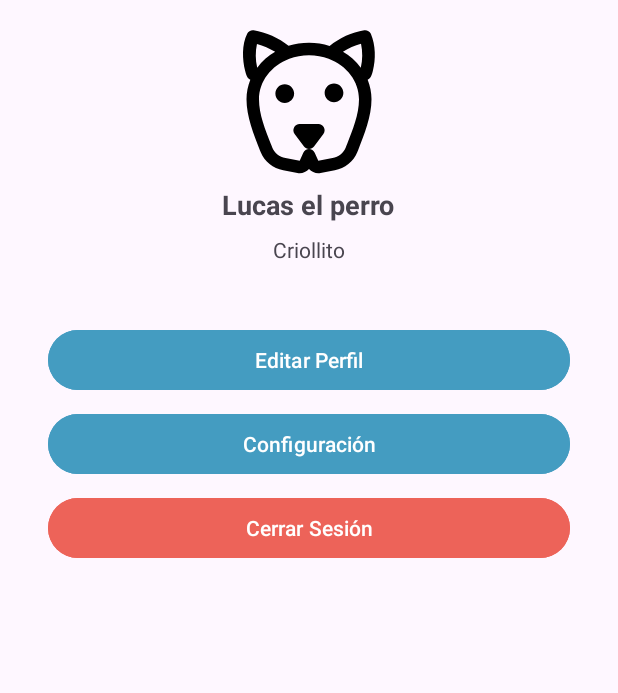
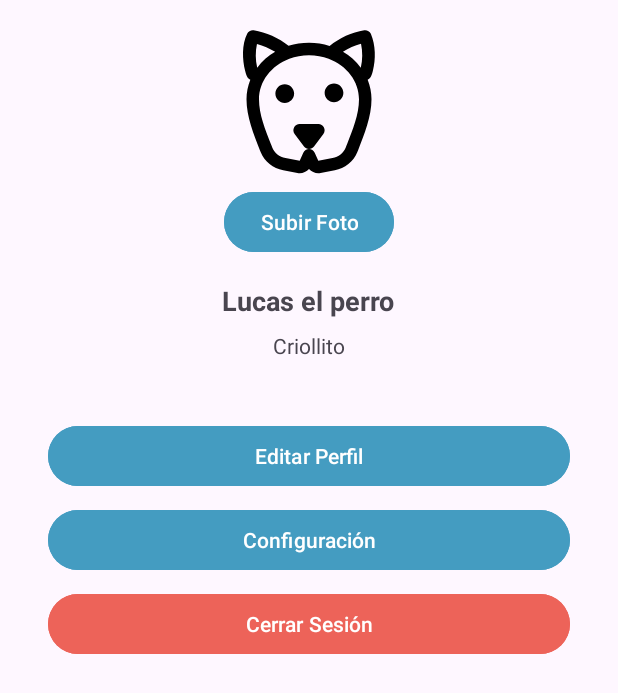
Before and after one commit to javigk01/Walkapaw, an Android app: the layout fragment_cuenta.xml on its own in the app's theme, with its tools: preview values and no code run, on a phone screen of 412 x 824 dp. Shown: the top 693 px of the screen. Run offline under Robolectric (Android 15) with nearby library versions, the phone set to English and light mode, and no system bars.

Commit message:
nueva pantalla

```diff
--- a/app/src/main/res/layout/fragment_cuenta.xml
+++ b/app/src/main/res/layout/fragment_cuenta.xml
@@ -17,6 +17,16 @@
             android:src="@drawable/dog_placeholder"
             android:layout_gravity="center"
             android:layout_marginBottom="8dp" />
+
+        <!-- Botón para subir foto -->
+        <Button
+            android:id="@+id/btnSubirFoto"
+            android:layout_width="wrap_content"
+            android:layout_height="wrap_content"
+            android:text="Subir Foto"
+            android:layout_gravity="center"
+            android:layout_marginBottom="16dp"
+            android:backgroundTint="@color/color_primario"/>
 
         <TextView
             android:id="@+id/tvNombrePerro"
```
Also changed, not shown: app/src/main/AndroidManifest.xml (+8 -0 lines), app/src/main/java/com/example/walkapaw/LogicaActivities/HomeActivity.kt (+48 -0 lines), 2 other files.
